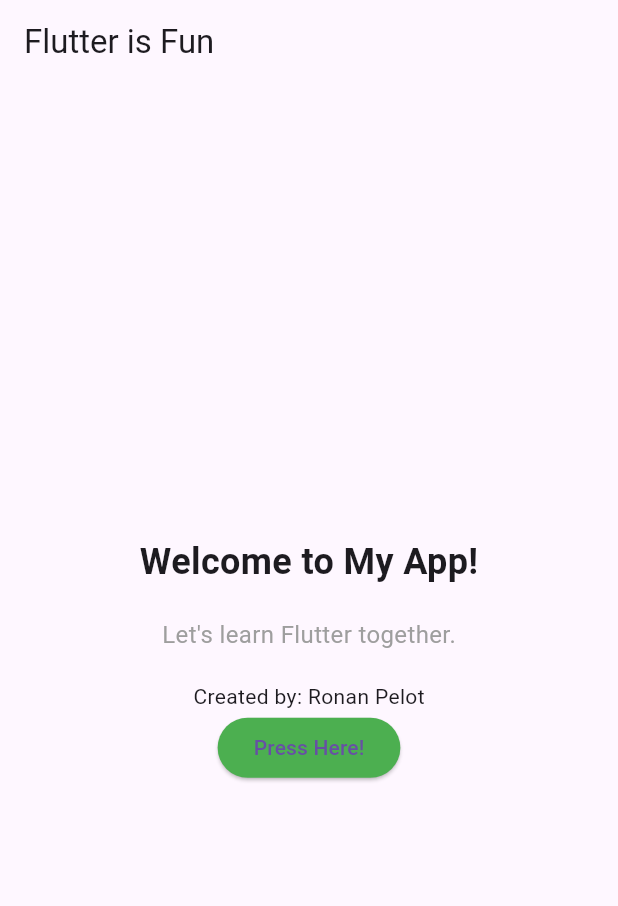
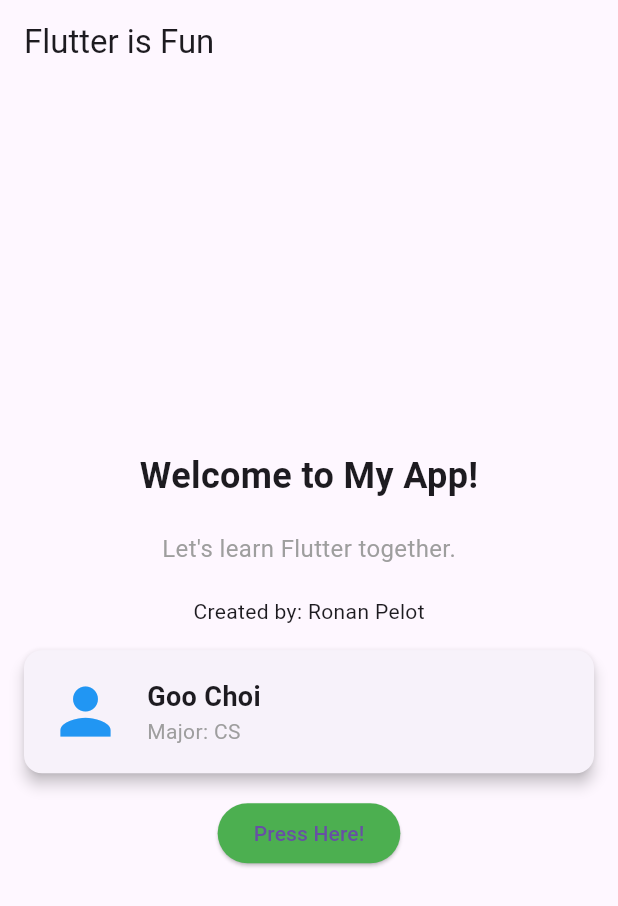
Before and after one commit to RonanNumerals/team_app_goo_ronan, a Flutter app: the screen it shows after launch, on a phone screen of 412 x 824 dp. Shown: the top 906 px of the screen. Run offline on Flutter 3.47's test engine with Material 3 defaults, Android fonts, the phone set to English and light mode, and no system bars.

Commit message:
Add profile card feature

```diff
--- a/lib/main.dart
+++ b/lib/main.dart
@@ -45,6 +45,30 @@
               style: TextStyle(fontSize: 16, color: Colors.grey),
             ),
             SizedBox(height: 20), Text('Created by: Ronan Pelot'),
+            // --- START OF MY NEW FEATURE ---
+            Card(
+              elevation: 4,
+              margin: EdgeInsets.all(16),
+              child: Padding(
+                padding: EdgeInsets.all(16),
+                child: Row(
+                  children: [
+                    Icon(Icons.person, size: 50, color: Colors.blue),
+                    SizedBox(width: 16),
+                    Column(
+                      crossAxisAlignment: CrossAxisAlignment.start,
+                      children: [
+                        Text('Goo Choi',
+                          style: TextStyle(fontSize: 18, fontWeight: FontWeight.bold)),
+                        Text('Major: CS',
+                          style: TextStyle(color: Colors.grey)),
+                      ],
+                    ),
+                  ],
+                ),
+              ),
+            ),
+            // --- END OF MY NEW FEATURE ---
             ElevatedButton(
               onPressed: () {
                 print('Button Clicked!');
```
